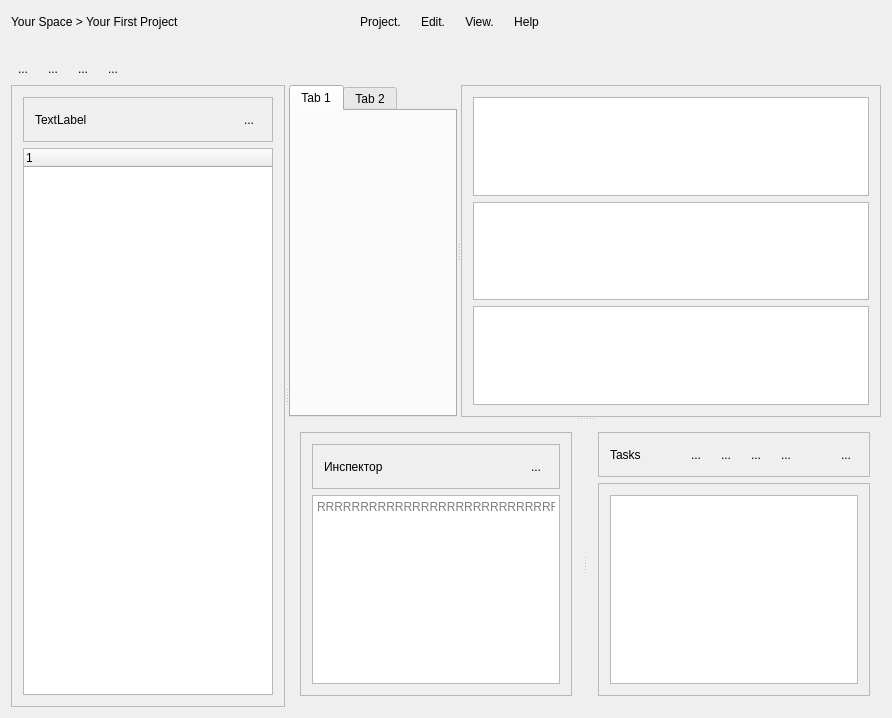
nebrosarth/TestApp, file TestApp/TestApp.ui: the form before one commit.
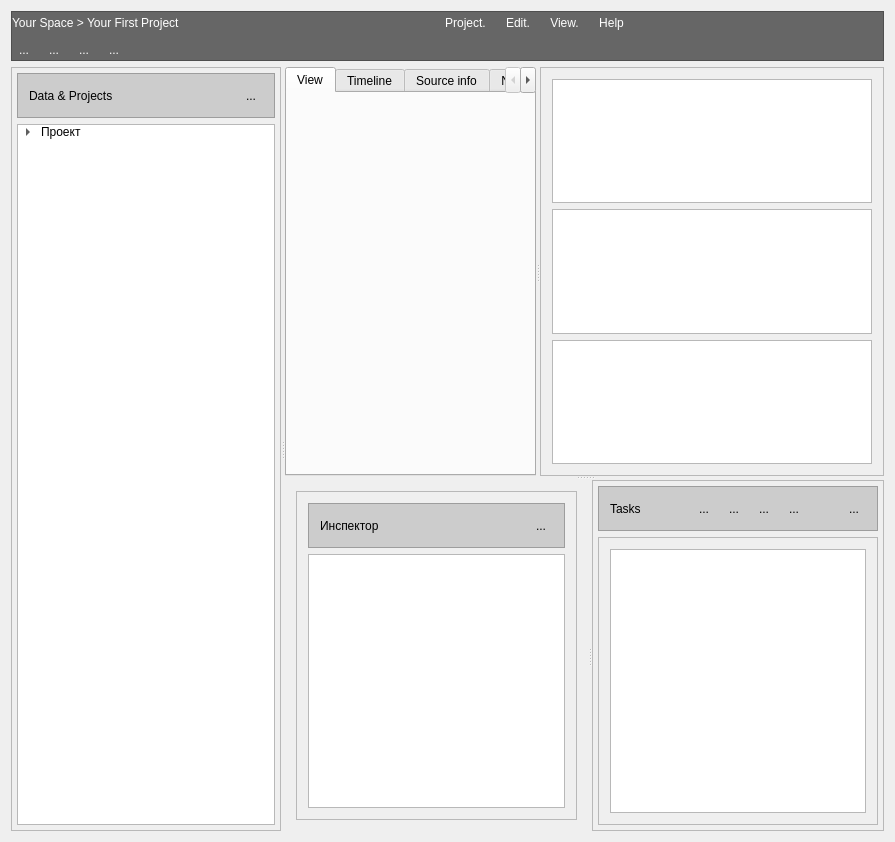
The form after the commit. The open tabs and pages were chosen to show the change. Icons and pictures are not drawn.

Commit message: 1. Close dialog with options 2. UI icons, background colors

```diff
--- a/TestApp/TestApp.ui
+++ b/TestApp/TestApp.ui
@@ -6,36 +6,212 @@
    <rect>
     <x>0</x>
     <y>0</y>
-    <width>892</width>
-    <height>718</height>
+    <width>895</width>
+    <height>842</height>
    </rect>
   </property>
   <property name="windowTitle">
    <string>TestApp</string>
   </property>
   <layout class="QGridLayout" name="gridLayout_2">
-   <item row="0" column="0">
+   <item row="1" column="0">
+    <widget class="QFrame" name="frame_2">
+     <property name="palette">
+      <palette>
+       <active>
+        <colorrole role="WindowText">
+         <brush brushstyle="SolidPattern">
+          <color alpha="255">
+           <red>255</red>
+           <green>255</green>
+           <blue>255</blue>
+          </color>
+         </brush>
+        </colorrole>
+        <colorrole role="Text">
+         <brush brushstyle="SolidPattern">
+          <color alpha="255">
+           <red>255</red>
+           <green>255</green>
+           <blue>255</blue>
+          </color>
+         </brush>
+        </colorrole>
+        <colorrole role="ButtonText">
+         <brush brushstyle="SolidPattern">
+          <color alpha="255">
+           <red>255</red>
+           <green>255</green>
+           <blue>255</blue>
+          </color>
+         </brush>
+        </colorrole>
+        <colorrole role="Base">
+         <brush brushstyle="SolidPattern">
+          <color alpha="255">
+           <red>255</red>
+           <green>255</green>
+           <blue>255</blue>
+          </color>
+         </brush>
+        </colorrole>
+        <colorrole role="Window">
+         <brush brushstyle="SolidPattern">
+          <color alpha="255">
+           <red>102</red>
+           <green>102</green>
+           <blue>102</blue>
+          </color>
+         </brush>
+        </colorrole>
+        <colorrole role="PlaceholderText">
+         <brush brushstyle="SolidPattern">
+          <color alpha="128">
+           <red>255</red>
+           <green>255</green>
+           <blue>255</blue>
+          </color>
+         </brush>
+        </colorrole>
+       </active>
+       <inactive>
+        <colorrole role="WindowText">
+         <brush brushstyle="SolidPattern">
+          <color alpha="255">
+           <red>255</red>
+           <green>255</green>
+           <blue>255</blue>
+          </color>
+         </brush>
+        </colorrole>
+        <colorrole role="Text">
+         <brush brushstyle="SolidPattern">
+          <color alpha="255">
+           <red>255</red>
+           <green>255</green>
+           <blue>255</blue>
+          </color>
+         </brush>
+        </colorrole>
+        <colorrole role="ButtonText">
+         <brush brushstyle="SolidPattern">
+          <color alpha="255">
+           <red>255</red>
+           <green>255</green>
+           <blue>255</blue>
+          </color>
+         </brush>
+        </colorrole>
+        <colorrole role="Base">
+         <brush brushstyle="SolidPattern">
+          <color alpha="255">
+           <red>255</red>
+           <green>255</green>
+           <blue>255</blue>
+          </color>
+         </brush>
+        </colorrole>
+        <colorrole role="Window">
+         <brush brushstyle="SolidPattern">
+          <color alpha="255">
+           <red>102</red>
+           <green>102</green>
+           <blue>102</blue>
+          </color>
+         </brush>
+        </colorrole>
+        <colorrole role="PlaceholderText">
+         <brush brushstyle="SolidPattern">
+          <color alpha="128">
+           <red>255</red>
+           <green>255</green>
+           <blue>255</blue>
+          </color>
+         </brush>
+        </colorrole>
+       </inactive>
+       <disabled>
+        <colorrole role="WindowText">
+         <brush brushstyle="SolidPattern">
+          <color alpha="255">
+           <red>120</red>
+           <green>120</green>
+           <blue>120</blue>
+          </color>
+         </brush>
+        </colorrole>
+        <colorrole role="Text">
+         <brush brushstyle="SolidPattern">
+          <color alpha="255">
+           <red>120</red>
+           <green>120</green>
+           <blue>120</blue>
+          </color>
+         </brush>
+        </colorrole>
+        <colorrole role="ButtonText">
+         <brush brushstyle="SolidPattern">
+          <color alpha="255">
+           <red>120</red>
+           <green>120</green>
+           <blue>120</blue>
+          </color>
+         </brush>
+        </colorrole>
+        <colorrole role="Base">
+         <brush brushstyle="SolidPattern">
+          <color alpha="255">
+           <red>102</red>
+           <green>102</green>
+           <blue>102</blue>
+          </color>
+         </brush>
+        </colorrole>
+        <colorrole role="Window">
+         <brush brushstyle="SolidPattern">
+          <color alpha="255">
+           <red>102</red>
+           <green>102</green>
+           <blue>102</blue>
+          </color>
+         </brush>
+        </colorrole>
+        <colorrole role="PlaceholderText">
+         <brush brushstyle="SolidPattern">
+          <color alpha="128">
+           <red>0</red>
+           <green>0</green>
+           <blue>0</blue>
+          </color>
+         </brush>
+        </colorrole>
+       </disabled>
+      </palette>
+     </property>
+     <property name="autoFillBackground">
+      <bool>true</bool>
+     </property>
+     <property name="frameShape">
+      <enum>QFrame::StyledPanel</enum>
+     </property>
+     <property name="frameShadow">
+      <enum>QFrame::Raised</enum>
+     </property>
+     <layout class="QVBoxLayout" name="verticalLayout_4">
+      <property name="leftMargin">
+       <number>0</number>
+      </property>
+      <property name="topMargin">
+       <number>0</number>
+      </property>
+      <property name="rightMargin">
+       <number>0</number>
+      </property>
+      <property name="bottomMargin">
+       <number>0</number>
+      </property>
+      <item>
     <layout class="QGridLayout" name="gridLayout">
-     <item row="1" column="0">
-      <spacer name="horizontalSpacer_3">
-       <property name="orientation">
-        <enum>Qt::Horizontal</enum>
-       </property>
-       <property name="sizeHint" stdset="0">
-        <size>
-         <width>40</width>
-         <height>20</height>
-        </size>
-       </property>
-      </spacer>
-     </item>
-     <item row="0" column="0">
-      <widget class="QLabel" name="label">
-       <property name="text">
-        <string>Your Space &gt; Your First Project</string>
-       </property>
-      </widget>
-     </item>
      <item row="0" column="1">
       <layout class="QHBoxLayout" name="horizontalLayout">
        <item>
@@ -106,41 +282,32 @@
        </item>
       </layout>
      </item>
-     <item row="1" column="2">
-      <spacer name="horizontalSpacer_2">
-       <property name="orientation">
-        <enum>Qt::Horizontal</enum>
-       </property>
-       <property name="sizeHint" stdset="0">
-        <size>
-         <width>40</width>
-         <height>20</height>
-        </size>
-       </property>
-      </spacer>
-     </item>
-     <item row="1" column="1">
-      <spacer name="horizontalSpacer">
-       <property name="orientation">
-        <enum>Qt::Horizontal</enum>
-       </property>
-       <property name="sizeHint" stdset="0">
-        <size>
-         <width>40</width>
-         <height>20</height>
-        </size>
-       </property>
-      </spacer>
+        <item row="0" column="0">
+         <widget class="QLabel" name="label">
+          <property name="text">
+           <string>Your Space &gt; Your First Project</string>
+          </property>
+         </widget>
      </item>
     </layout>
    </item>
-   <item row="1" column="0">
+      <item>
     <layout class="QHBoxLayout" name="horizontalLayout_2">
      <item>
       <widget class="QToolButton" name="toolButton_6">
        <property name="text">
         <string>...</string>
        </property>
+          <property name="icon">
+           <iconset>
+            <normaloff>resources/images/Document.png</normaloff>resources/images/Document.png</iconset>
+          </property>
+          <property name="iconSize">
+           <size>
+            <width>30</width>
+            <height>30</height>
+           </size>
+          </property>
        <property name="autoRaise">
         <bool>true</bool>
        </property>
@@ -151,6 +318,16 @@
        <property name="text">
         <string>...</string>
        </property>
+          <property name="icon">
+           <iconset>
+            <normaloff>resources/images/Opened Folder.png</normaloff>resources/images/Opened Folder.png</iconset>
+          </property>
+          <property name="iconSize">
+           <size>
+            <width>30</width>
+            <height>30</height>
+           </size>
+          </property>
        <property name="autoRaise">
         <bool>true</bool>
        </property>
@@ -161,6 +338,16 @@
        <property name="text">
         <string>...</string>
        </property>
+          <property name="icon">
+           <iconset>
+            <normaloff>resources/images/Submit Document.png</normaloff>resources/images/Submit Document.png</iconset>
+          </property>
+          <property name="iconSize">
+           <size>
+            <width>30</width>
+            <height>30</height>
+           </size>
+          </property>
        <property name="autoRaise">
         <bool>true</bool>
        </property>
@@ -171,6 +358,16 @@
        <property name="text">
         <string>...</string>
        </property>
+          <property name="icon">
+           <iconset>
+            <normaloff>resources/images/Check File.png</normaloff>resources/images/Check File.png</iconset>
+          </property>
+          <property name="iconSize">
+           <size>
+            <width>30</width>
+            <height>30</height>
+           </size>
+          </property>
        <property name="autoRaise">
         <bool>true</bool>
        </property>
@@ -191,6 +388,9 @@
      </item>
     </layout>
    </item>
+     </layout>
+    </widget>
+   </item>
    <item row="2" column="0">
     <widget class="QSplitter" name="splitter_4">
      <property name="sizePolicy">
@@ -210,8 +410,87 @@
        <enum>QFrame::Plain</enum>
       </property>
       <layout class="QVBoxLayout" name="verticalLayout_3">
+       <property name="leftMargin">
+        <number>5</number>
+       </property>
+       <property name="topMargin">
+        <number>5</number>
+       </property>
+       <property name="rightMargin">
+        <number>5</number>
+       </property>
+       <property name="bottomMargin">
+        <number>5</number>
+       </property>
        <item>
         <widget class="QFrame" name="horizontalFrame">
+         <property name="palette">
+          <palette>
+           <active>
+            <colorrole role="Base">
+             <brush brushstyle="SolidPattern">
+              <color alpha="255">
+               <red>255</red>
+               <green>255</green>
+               <blue>255</blue>
+              </color>
+             </brush>
+            </colorrole>
+            <colorrole role="Window">
+             <brush brushstyle="SolidPattern">
+              <color alpha="255">
+               <red>204</red>
+               <green>204</green>
+               <blue>204</blue>
+              </color>
+             </brush>
+            </colorrole>
+           </active>
+           <inactive>
+            <colorrole role="Base">
+             <brush brushstyle="SolidPattern">
+              <color alpha="255">
+               <red>255</red>
+               <green>255</green>
+               <blue>255</blue>
+              </color>
+             </brush>
+            </colorrole>
+            <colorrole role="Window">
+             <brush brushstyle="SolidPattern">
+              <color alpha="255">
+               <red>204</red>
+               <green>204</green>
+               <blue>204</blue>
+              </color>
+             </brush>
+            </colorrole>
+           </inactive>
+           <disabled>
+            <colorrole role="Base">
+             <brush brushstyle="SolidPattern">
+              <color alpha="255">
+               <red>204</red>
+               <green>204</green>
+               <blue>204</blue>
+              </color>
+             </brush>
+            </colorrole>
+            <colorrole role="Window">
+             <brush brushstyle="SolidPattern">
+              <color alpha="255">
+               <red>204</red>
+               <green>204</green>
+               <blue>204</blue>
+              </color>
+             </brush>
+            </colorrole>
+           </disabled>
+          </palette>
+         </property>
+         <property name="autoFillBackground">
+          <bool>true</bool>
+         </property>
          <property name="frameShape">
           <enum>QFrame::StyledPanel</enum>
          </property>
@@ -219,7 +498,7 @@
           <item>
            <widget class="QLabel" name="label_3">
             <property name="text">
-             <string>TextLabel</string>
+             <string>Data &amp; Projects</string>
             </property>
            </widget>
           </item>
@@ -258,11 +537,42 @@
          <property name="rootIsDecorated">
           <bool>true</bool>
          </property>
+         <property name="headerHidden">
+          <bool>true</bool>
+         </property>
          <column>
           <property name="text">
            <string notr="true">1</string>
           </property>
          </column>
+         <item>
+          <property name="text">
+           <string>Проект</string>
+          </property>
+          <property name="icon">
+           <iconset>
+            <normaloff>resources/images/Opened Folder.png</normaloff>resources/images/Opened Folder.png</iconset>
+          </property>
+          <item>
+           <property name="text">
+            <string>HDD PC1</string>
+           </property>
+           <property name="icon">
+            <iconset>
+             <normaloff>resources/images/Opened Folder.png</normaloff>resources/images/Opened Folder.png</iconset>
+           </property>
+          </item>
+          <item>
+           <property name="text">
+            <string>Main info</string>
+           </property>
+           <item>
+            <property name="text">
+             <string>Properties</string>
+            </property>
+           </item>
+          </item>
+         </item>
         </widget>
        </item>
       </layout>
@@ -287,19 +597,34 @@
         </property>
         <widget class="QWidget" name="tab">
          <attribute name="title">
-          <string>Tab 1</string>
+          <string>View</string>
          </attribute>
         </widget>
         <widget class="QWidget" name="tab_2">
          <attribute name="title">
-          <string>Tab 2</string>
+          <string>Timeline</string>
+         </attribute>
+        </widget>
+        <widget class="QWidget" name="tab_3">
+         <attribute name="title">
+          <string>Source info</string>
+         </attribute>
+        </widget>
+        <widget class="QWidget" name="tab_4">
+         <attribute name="title">
+          <string>Notes</string>
+         </attribute>
+        </widget>
+        <widget class="QWidget" name="tab_5">
+         <attribute name="title">
+          <string>Quick search results</string>
          </attribute>
         </widget>
        </widget>
        <widget class="QScrollArea" name="scrollArea_2">
         <property name="minimumSize">
          <size>
-          <width>280</width>
+          <width>315</width>
           <height>0</height>
          </size>
         </property>
@@ -311,8 +636,8 @@
           <rect>
            <x>0</x>
            <y>0</y>
-           <width>386</width>
-           <height>349</height>
+           <width>343</width>
+           <height>419</height>
           </rect>
          </property>
          <layout class="QGridLayout" name="gridLayout_6">
@@ -345,8 +670,8 @@
              <rect>
               <x>0</x>
               <y>0</y>
-              <width>244</width>
-              <height>244</height>
+              <width>258</width>
+              <height>309</height>
              </rect>
             </property>
             <layout class="QGridLayout" name="gridLayout_5">
@@ -356,12 +681,79 @@
                 <enum>QTextEdit::WidgetWidth</enum>
                </property>
                <property name="placeholderText">
-                <string>RRRRRRRRRRRRRRRRRRRRRRRRRRRRRRRRRRRRRRRRRRRRRRRRRRRRRRRRRRRRRRRRRRRRRRRRRRRRRRRRRRRRRRRRRRRRRRRRRRRRRRRRRRRRRRRRRRRRRRRRRRRRRRRRRRRRRRRRRRRRRRRRR</string>
+                <string/>
                </property>
               </widget>
              </item>
              <item row="0" column="0">
               <widget class="QFrame" name="horizontalFrame_2">
+               <property name="palette">
+                <palette>
+                 <active>
+                  <colorrole role="Base">
+                   <brush brushstyle="SolidPattern">
+                    <color alpha="255">
+                     <red>255</red>
+                     <green>255</green>
+                     <blue>255</blue>
+                    </color>
+                   </brush>
+                  </colorrole>
+                  <colorrole role="Window">
+                   <brush brushstyle="SolidPattern">
+                    <color alpha="255">
+                     <red>204</red>
+                     <green>204</green>
+                     <blue>204</blue>
+                    </color>
+                   </brush>
+                  </colorrole>
+                 </active>
+                 <inactive>
+                  <colorrole role="Base">
+                   <brush brushstyle="SolidPattern">
+                    <color alpha="255">
+                     <red>255</red>
+                     <green>255</green>
+                     <blue>255</blue>
+                    </color>
+                   </brush>
+                  </colorrole>
+                  <colorrole role="Window">
+                   <brush brushstyle="SolidPattern">
+                    <color alpha="255">
+                     <red>204</red>
+                     <green>204</green>
+                     <blue>204</blue>
+                    </color>
+                   </brush>
+                  </colorrole>
+                 </inactive>
+                 <disabled>
+                  <colorrole role="Base">
+                   <brush brushstyle="SolidPattern">
+                    <color alpha="255">
+                     <red>204</red>
+                     <green>204</green>
+                     <blue>204</blue>
+                    </color>
+                   </brush>
+                  </colorrole>
+                  <colorrole role="Window">
+                   <brush brushstyle="SolidPattern">
+                    <color alpha="255">
+                     <red>204</red>
+                     <green>204</green>
+                     <blue>204</blue>
+                    </color>
+                   </brush>
+                  </colorrole>
+                 </disabled>
+                </palette>
+               </property>
+               <property name="autoFillBackground">
+                <bool>true</bool>
+               </property>
                <property name="frameShape">
                 <enum>QFrame::StyledPanel</enum>
                </property>
@@ -412,10 +804,95 @@
          </item>
         </layout>
        </widget>
-       <widget class="QWidget" name="verticalLayoutWidget">
+       <widget class="QFrame" name="verticalFrame">
+        <property name="frameShape">
+         <enum>QFrame::StyledPanel</enum>
+        </property>
+        <property name="frameShadow">
+         <enum>QFrame::Sunken</enum>
+        </property>
         <layout class="QVBoxLayout" name="verticalLayout">
+         <property name="leftMargin">
+          <number>5</number>
+         </property>
+         <property name="topMargin">
+          <number>5</number>
+         </property>
+         <property name="rightMargin">
+          <number>5</number>
+         </property>
+         <property name="bottomMargin">
+          <number>5</number>
+         </property>
          <item>
           <widget class="QFrame" name="frame">
+           <property name="palette">
+            <palette>
+             <active>
+              <colorrole role="Base">
+               <brush brushstyle="SolidPattern">
+                <color alpha="255">
+                 <red>255</red>
+                 <green>255</green>
+                 <blue>255</blue>
+                </color>
+               </brush>
+              </colorrole>
+              <colorrole role="Window">
+               <brush brushstyle="SolidPattern">
+                <color alpha="255">
+                 <red>204</red>
+                 <green>204</green>
+                 <blue>204</blue>
+                </color>
+               </brush>
+              </colorrole>
+             </active>
+             <inactive>
+              <colorrole role="Base">
+               <brush brushstyle="SolidPattern">
+                <color alpha="255">
+                 <red>255</red>
+                 <green>255</green>
+                 <blue>255</blue>
+                </color>
+               </brush>
+              </colorrole>
+              <colorrole role="Window">
+               <brush brushstyle="SolidPattern">
+                <color alpha="255">
+                 <red>204</red>
+                 <green>204</green>
+                 <blue>204</blue>
+                </color>
+               </brush>
+              </colorrole>
+             </inactive>
+             <disabled>
+              <colorrole role="Base">
+               <brush brushstyle="SolidPattern">
+                <color alpha="255">
+                 <red>204</red>
+                 <green>204</green>
+                 <blue>204</blue>
+                </color>
+               </brush>
+              </colorrole>
+              <colorrole role="Window">
+               <brush brushstyle="SolidPattern">
+                <color alpha="255">
+                 <red>204</red>
+                 <green>204</green>
+                 <blue>204</blue>
+                </color>
+               </brush>
+              </colorrole>
+             </disabled>
+            </palette>
+           </property>
+           <property name="autoFillBackground">
+            <bool>true</bool>
+           </property>
            <property name="frameShape">
             <enum>QFrame::StyledPanel</enum>
            </property>
@@ -575,8 +1052,8 @@
              <rect>
               <x>0</x>
               <y>0</y>
-              <width>319</width>
-              <height>177</height>
+              <width>323</width>
+              <height>232</height>
              </rect>
             </property>
             <layout class="QGridLayout" name="gridLayout_4">
```
Left out of the diff: 2 changed lines with no effect on the pictures. Lines whose indentation alone changed are shown as unchanged. The commit also changes 6 other files.
